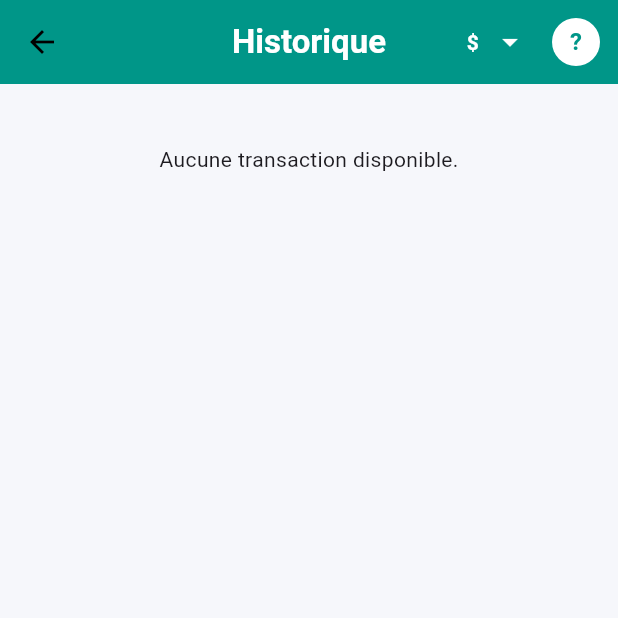
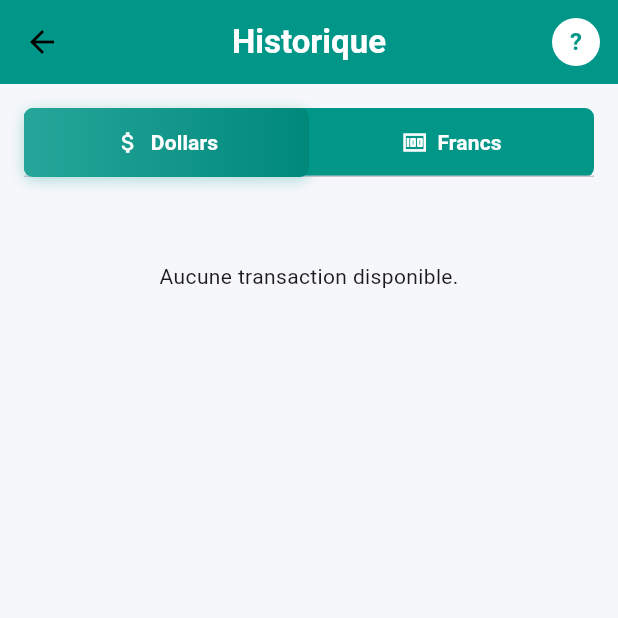
Before and after one commit to jnthnkabongo/Mon-portefeuille-, a Flutter app: the HistoryPage screen opened directly, on a phone screen of 412 x 824 dp, the top half of it. Run offline on Flutter 3.47's test engine with Material 3 defaults, Android fonts, the phone set to English and light mode, and no system bars; our stand-ins replace fl_chart, image_picker, local_auth, shared_preferences, sqflite; accounts and stored records are empty.

Commit message:
Finalisation application dans historiques

```diff
--- a/portefeuille/lib/pages/historiques.dart
+++ b/portefeuille/lib/pages/historiques.dart
@@ -15,21 +15,41 @@ class HistoryPage extends StatefulWidget {
   State<HistoryPage> createState() => _HistoryPageState();
 }
 
-class _HistoryPageState extends State<HistoryPage> {
-  Future<List<FinanceTransaction>> _futureTransactions = Future.value([]);
+class _HistoryPageState extends State<HistoryPage>
+    with SingleTickerProviderStateMixin {
+  TabController? _tabController;
+  Future<List<FinanceTransaction>> _usdTransactions = Future.value([]);
+  Future<List<FinanceTransaction>> _fcTransactions = Future.value([]);
   final _currency = NumberFormat.currency(symbol: '');
   final DatabaseService _databaseService = DatabaseService();
 
   _HistoryTypeFilter _typeFilter = _HistoryTypeFilter.all;
   String _categoryFilter = 'Toutes';
   int? _selectedDeviceId;
+  int? _usdSelectedDeviceId;
+  int? _fcSelectedDeviceId;
   List<Map<String, dynamic>> _devices = [];
   bool _isLoadingDevices = true;
 
   @override
   void initState() {
     super.initState();
+    _tabController = TabController(length: 2, vsync: this);
+    _tabController?.addListener(_onTabChanged);
     _loadData();
+  }
+
+  @override
+  void dispose() {
+    _tabController?.removeListener(_onTabChanged);
+    _tabController?.dispose();
+    super.dispose();
+  }
+
+  void _onTabChanged() {
+    if (mounted) {
+      _loadTransactions();
+    }
   }
 
   Future<void> _loadData() async {
@@ -46,6 +66,8 @@ class _HistoryPageState extends State<HistoryPage> {
           _isLoadingDevices = false;
           if (_selectedDeviceId == null && _devices.isNotEmpty) {
             _selectedDeviceId = _devices.first['id'] as int;
+            _usdSelectedDeviceId = _devices.first['id'] as int;
+            _fcSelectedDeviceId = _devices.first['id'] as int;
           }
         });
       }
@@ -59,22 +81,56 @@ class _HistoryPageState extends State<HistoryPage> {
   }
 
   void _loadTransactions() {
-    _futureTransactions = _databaseService
-        .getAllTransactions(deviceId: _selectedDeviceId)
-        .then(
-          (maps) =>
-              maps.map((map) => FinanceTransaction.fromDbMap(map)).toList(),
-        );
+    print('DEBUG: Loading transactions for both currencies');
+
+    // Charger les transactions USD
+    _usdTransactions = _databaseService
+        .getAllTransactions(deviceId: _usdSelectedDeviceId)
+        .then((maps) {
+          final allTransactions = maps
+              .map((map) => FinanceTransaction.fromDbMap(map))
+              .toList();
+
+          final usdFiltered = allTransactions.where((tx) {
+            final currency = tx.currency.toUpperCase().trim();
+            return currency == 'USD';
+          }).toList();
+
+          print('DEBUG: USD transactions count: ${usdFiltered.length}');
+          return usdFiltered;
+        });
+
+    // Charger les transactions FC
+    _fcTransactions = _databaseService
+        .getAllTransactions(deviceId: _fcSelectedDeviceId)
+        .then((maps) {
+          final allTransactions = maps
+              .map((map) => FinanceTransaction.fromDbMap(map))
+              .toList();
+
+          final fcFiltered = allTransactions.where((tx) {
+            final currency = tx.currency.toUpperCase().trim();
+            return currency == 'FC';
+          }).toList();
+
+          print('DEBUG: FC transactions count: ${fcFiltered.length}');
+          return fcFiltered;
+        });
   }
 
   Future<void> _refresh() async {
     setState(_loadTransactions);
-    await _futureTransactions;
+    await _usdTransactions;
+    await _fcTransactions;
   }
 
   @override
   Widget build(BuildContext context) {
     final isDarkMode = Provider.of<ThemeProvider>(context).isDarkMode;
+
+    if (_tabController == null) {
+      _tabController = TabController(length: 2, vsync: this);
+    }
 
     return Scaffold(
       appBar: AppBar(
@@ -84,64 +140,198 @@ class _HistoryPageState extends State<HistoryPage> {
         ),
         backgroundColor: isDarkMode ? Colors.grey[900] : Colors.teal,
         elevation: 0,
-        actions: [
-          if (_isLoadingDevices)
-            const Padding(
-              padding: EdgeInsets.all(16.0),
-              child: SizedBox(
-                width: 20,
-                height: 20,
-                child: CircularProgressIndicator(
-                  strokeWidth: 2,
-                  valueColor: AlwaysStoppedAnimation<Color>(Colors.white),
+        actions: [const UserInitialAvatar()],
+      ),
+      body: Column(
+        children: [
+          // TabBar pour les devises
+          Container(
+            margin: const EdgeInsets.all(16),
+            decoration: BoxDecoration(
+              color: isDarkMode ? Colors.grey[800] : Colors.teal,
+              borderRadius: BorderRadius.circular(6),
+            ),
+            child: TabBar(
+              controller: _tabController,
+              labelColor: Colors.white,
+              unselectedLabelColor: Colors.white,
+              indicator: BoxDecoration(
+                gradient: LinearGradient(
+                  colors: [Colors.teal.shade400, Colors.teal.shade600],
+                ),
+                borderRadius: BorderRadius.circular(6),
+                boxShadow: [
+                  BoxShadow(
+                    color: (isDarkMode ? Colors.grey : Colors.teal).withOpacity(
+                      0.3,
+                    ),
+                    blurRadius: 8,
+                    offset: const Offset(0, 2),
+                  ),
+                ],
+              ),
+              indicatorSize: TabBarIndicatorSize.tab,
+              indicatorWeight: 0,
+              labelStyle: const TextStyle(
+                fontWeight: FontWeight.bold,
+                fontSize: 14,
+              ),
+              unselectedLabelStyle: const TextStyle(
+                fontWeight: FontWeight.w600,
+                fontSize: 14,
+              ),
+              tabs: const [
+                Tab(
+                  child: Row(
+                    mainAxisSize: MainAxisSize.min,
+                    children: [
+                      Icon(Icons.attach_money, size: 18, color: Colors.white),
+                      SizedBox(width: 6),
+                      Text('Dollars'),
+                    ],
                   ),
                 ),
-            )
-          else if (_devices.isNotEmpty)
-            Padding(
-              padding: const EdgeInsets.only(right: 16.0),
-              child: DropdownButton<int>(
-                value: _selectedDeviceId,
-                dropdownColor: isDarkMode
-                    ? Colors.grey[800]
-                    : Colors.teal.shade700,
-                icon: const Icon(Icons.arrow_drop_down, color: Colors.white),
-                style: const TextStyle(color: Colors.white),
-                underline: const SizedBox(),
-                items: _devices.map((device) {
-                  return DropdownMenuItem<int>(
-                    value: device['id'] as int,
-                    child: Text(
-                      device['nom'] as String,
-                      style: const TextStyle(
-                        color: Colors.white,
-                        fontWeight: FontWeight.bold,
+                Tab(
+                  child: Row(
+                    mainAxisSize: MainAxisSize.min,
+                    children: [
+                      Icon(Icons.money, size: 18, color: Colors.white),
+                      SizedBox(width: 6),
+                      Text('Francs'),
+                    ],
                   ),
                 ),
-                  );
-                }).toList(),
-                onChanged: (value) {
-                  if (value != null) {
+              ],
+            ),
+          ),
+          // Contenu des onglets
+          Expanded(
+            child: TabBarView(
+              controller: _tabController,
+              children: [
+                // Onglet USD
+                _CurrencyHistoryTab(
+                  futureTransactions: _usdTransactions,
+                  typeFilter: _typeFilter,
+                  categoryFilter: _categoryFilter,
+                  onTypeFilterChanged: (filter) {
                     setState(() {
-                      _selectedDeviceId = value;
+                      _typeFilter = filter;
                     });
                     _loadTransactions();
-                  }
+                  },
+                  onCategoryFilterChanged: (category) {
+                    setState(() {
+                      _categoryFilter = category;
+                    });
+                    _loadTransactions();
+                  },
+                  currency: 'USD',
+                  currencySymbol: '\$',
+                  onRefresh: _refresh,
+                  devices: _devices,
+                  selectedDeviceId: _usdSelectedDeviceId,
+                  onDeviceChanged: (deviceId) {
+                    setState(() {
+                      _usdSelectedDeviceId = deviceId;
+                    });
+                    _loadTransactions();
                   },
                 ),
+                // Onglet FC
+                _CurrencyHistoryTab(
+                  futureTransactions: _fcTransactions,
+                  typeFilter: _typeFilter,
+                  categoryFilter: _categoryFilter,
+                  onTypeFilterChanged: (filter) {
+                    setState(() {
+                      _typeFilter = filter;
+                    });
+                    _loadTransactions();
+                  },
+                  onCategoryFilterChanged: (category) {
+                    setState(() {
+                      _categoryFilter = category;
+                    });
+                    _loadTransactions();
+                  },
+                  currency: 'FC',
+                  currencySymbol: 'FC',
+                  onRefresh: _refresh,
+                  devices: _devices,
+                  selectedDeviceId: _fcSelectedDeviceId,
+                  onDeviceChanged: (deviceId) {
+                    setState(() {
+                      _fcSelectedDeviceId = deviceId;
+                    });
+                    _loadTransactions();
+                  },
                 ),
-          const UserInitialAvatar(),
               ],
             ),
-      body: FutureBuilder<List<FinanceTransaction>>(
-        future: _futureTransactions,
+          ),
+        ],
+      ),
+    );
+  }
+}
+
+class _CurrencyHistoryTab extends StatelessWidget {
+  const _CurrencyHistoryTab({
+    required this.futureTransactions,
+    required this.typeFilter,
+    required this.categoryFilter,
+    required this.onTypeFilterChanged,
+    required this.onCategoryFilterChanged,
+    required this.currency,
+    required this.currencySymbol,
+    required this.onRefresh,
+    required this.devices,
+    required this.selectedDeviceId,
+    required this.onDeviceChanged,
+  });
+
+  final Future<List<FinanceTransaction>> futureTransactions;
+  final _HistoryTypeFilter typeFilter;
+  final String categoryFilter;
+  final Function(_HistoryTypeFilter) onTypeFilterChanged;
+  final Function(String) onCategoryFilterChanged;
+  final String currency;
+  final String currencySymbol;
+  final Future<void> Function() onRefresh;
+  final List<Map<String, dynamic>> devices;
+  final int? selectedDeviceId;
+  final Function(int?) onDeviceChanged;
+
+  String? _getDeviceName() {
+    if (devices.isEmpty) return null;
+    try {
+      return devices.firstWhere((d) => d['id'] == selectedDeviceId)['nom']
+          as String?;
+    } catch (e) {
+      return null;
+    }
+  }
+
+  @override
+  Widget build(BuildContext context) {
+    final _currency = NumberFormat.currency(symbol: '');
+    final isDarkMode = Provider.of<ThemeProvider>(context).isDarkMode;
+    final deviceName = _getDeviceName();
+
+    return Column(
+      children: [
+        // Liste des transactions
+        Expanded(
+          child: FutureBuilder<List<FinanceTransaction>>(
+            future: futureTransactions,
             builder: (context, snapshot) {
               if (snapshot.connectionState == ConnectionState.waiting) {
                 return const Center(child: CircularProgressIndicator());
               }
               if (!snapshot.hasData || snapshot.data!.isEmpty) {
                 return RefreshIndicator(
-              onRefresh: _refresh,
+                  onRefresh: onRefresh,
                   child: ListView(
                     padding: const EdgeInsets.all(16),
                     children: const [
@@ -162,126 +352,38 @@ class _HistoryPageState extends State<HistoryPage> {
                 );
 
               final filtered = transactions.where((tx) {
-            final matchesType = switch (_typeFilter) {
-              _HistoryTypeFilter.all => true,
-              _HistoryTypeFilter.income => tx.type == TransactionType.income,
-              _HistoryTypeFilter.expense => tx.type == TransactionType.expense,
-            };
+                final matchesCategory =
+                    categoryFilter == 'Toutes' || tx.category == categoryFilter;
 
-            final matchesCategory =
-                _categoryFilter == 'Toutes' || tx.category == _categoryFilter;
-
-            return matchesType && matchesCategory;
+                return matchesCategory;
               }).toList();
 
               return RefreshIndicator(
-            onRefresh: _refresh,
+                onRefresh: onRefresh,
                 child: ListView.builder(
                   padding: const EdgeInsets.all(16),
                   itemCount: filtered.length + 1,
                   itemBuilder: (context, index) {
                     if (index == 0) {
                       final options = categoryOptions.toList()..sort();
-                  if (!options.contains(_categoryFilter)) {
-                    _categoryFilter = 'Toutes';
+                      if (!options.contains(categoryFilter)) {
+                        onCategoryFilterChanged('Toutes');
                       }
 
                       return Padding(
                         padding: const EdgeInsets.only(bottom: 12),
-                    child: Column(
-                      crossAxisAlignment: CrossAxisAlignment.start,
-                      children: [
-                        Wrap(
+                        child: Wrap(
                           spacing: 8,
                           runSpacing: 8,
-                          children: [
-                            ChoiceChip(
-                              label: const Text('Toutes'),
-                              selected: _typeFilter == _HistoryTypeFilter.all,
+                          children: options.map((cat) {
+                            return ChoiceChip(
+                              label: Text(cat),
+                              selected: categoryFilter == cat,
                               onSelected: (_) {
-                                setState(() {
-                                  _typeFilter = _HistoryTypeFilter.all;
-                                });
+                                onCategoryFilterChanged(cat);
                               },
-                            ),
-                            ChoiceChip(
-                              label: const Text('Entrées'),
-                              selected:
-                                  _typeFilter == _HistoryTypeFilter.income,
-                              onSelected: (_) {
-                                setState(() {
-                                  _typeFilter = _HistoryTypeFilter.income;
-                                });
-                              },
-                            ),
-                            ChoiceChip(
-                              label: const Text('Dépenses'),
-                              selected:
-                                  _typeFilter == _HistoryTypeFilter.expense,
-                              onSelected: (_) {
-                                setState(() {
-                                  _typeFilter = _HistoryTypeFilter.expense;
-                                });
-                              },
-                            ),
-                          ],
-                        ),
-                        const SizedBox(height: 10),
-                        Row(
-                          children: [
-                            const Text(
-                              'Catégorie:',
-                              style: TextStyle(fontWeight: FontWeight.w600),
-                            ),
-                            const SizedBox(width: 10),
-                            Expanded(
-                              child: Container(
-                                padding: const EdgeInsets.symmetric(
-                                  horizontal: 12,
-                                ),
-                                decoration: BoxDecoration(
-                                  color: isDarkMode
-                                      ? Colors.grey[850]
-                                      : Colors.white,
-                                  borderRadius: BorderRadius.circular(12),
-                                  border: Border.all(
-                                    color: isDarkMode
-                                        ? Colors.grey.shade700
-                                        : Colors.grey.shade300,
-                                  ),
-                                ),
-                                child: DropdownButtonHideUnderline(
-                                  child: DropdownButton<String>(
-                                    value: _categoryFilter,
-                                    isExpanded: true,
-                                    items: options
-                                        .map(
-                                          (c) => DropdownMenuItem<String>(
-                                            value: c,
-                                            child: Text(c),
-                                          ),
-                                        )
-                                        .toList(),
-                                    onChanged: (value) {
-                                      if (value == null) return;
-                                      setState(() {
-                                        _categoryFilter = value;
-                                      });
-                                    },
-                                  ),
-                                ),
-                              ),
-                            ),
-                          ],
-                        ),
-                        if (filtered.isEmpty)
-                          const Padding(
-                            padding: EdgeInsets.only(top: 16),
-                            child: Center(
-                              child: Text('Aucune transaction pour ce filtre.'),
-                            ),
-                          ),
-                      ],
+                            );
+                          }).toList(),
                         ),
                       );
                     }
@@ -299,7 +401,9 @@ class _HistoryPageState extends State<HistoryPage> {
                         leading: CircleAvatar(
                           backgroundColor: color.withAlpha(51),
                           child: Icon(
-                        isIncome ? Icons.arrow_downward : Icons.arrow_upward,
+                            isIncome
+                                ? Icons.arrow_downward
+                                : Icons.arrow_upward,
                             color: color,
                           ),
                         ),
@@ -307,12 +411,16 @@ class _HistoryPageState extends State<HistoryPage> {
                           tx.category.isEmpty ? 'Sans catégorie' : tx.category,
                         ),
                         subtitle: Text(
-                      tx.note.isEmpty
+                          deviceName != null
+                              ? tx.note.isEmpty
+                                    ? '$deviceName • ${_formatDate(tx.createdAt)}'
+                                    : '$deviceName • ${tx.note} • ${_formatDate(tx.createdAt)}'
+                              : tx.note.isEmpty
                               ? _formatDate(tx.createdAt)
                               : '${tx.note} • ${_formatDate(tx.createdAt)}',
                         ),
                         trailing: Text(
-                      '${isIncome ? '+' : '-'}${_currency.format(tx.amount)}',
+                          '${isIncome ? '+' : '-'}${_currency.format(tx.amount)} ${currencySymbol}',
                           style: TextStyle(
                             fontWeight: FontWeight.bold,
                             color: color,
@@ -325,6 +433,8 @@ class _HistoryPageState extends State<HistoryPage> {
               );
             },
           ),
+        ),
+      ],
     );
   }
 
--- a/portefeuille/lib/pages/main_page.dart
+++ b/portefeuille/lib/pages/main_page.dart
@@ -1,7 +1,7 @@
 import 'package:flutter/material.dart';
 import 'package:portefeuille/pages/statistiques_page_new.dart';
 import 'home_page.dart';
-import 'historiques.dart';
+import 'package:portefeuille/pages/historiques.dart';
 import 'profile_page.dart';
 import 'settings_page.dart';
 
```
Lines whose indentation alone changed are shown as unchanged.
